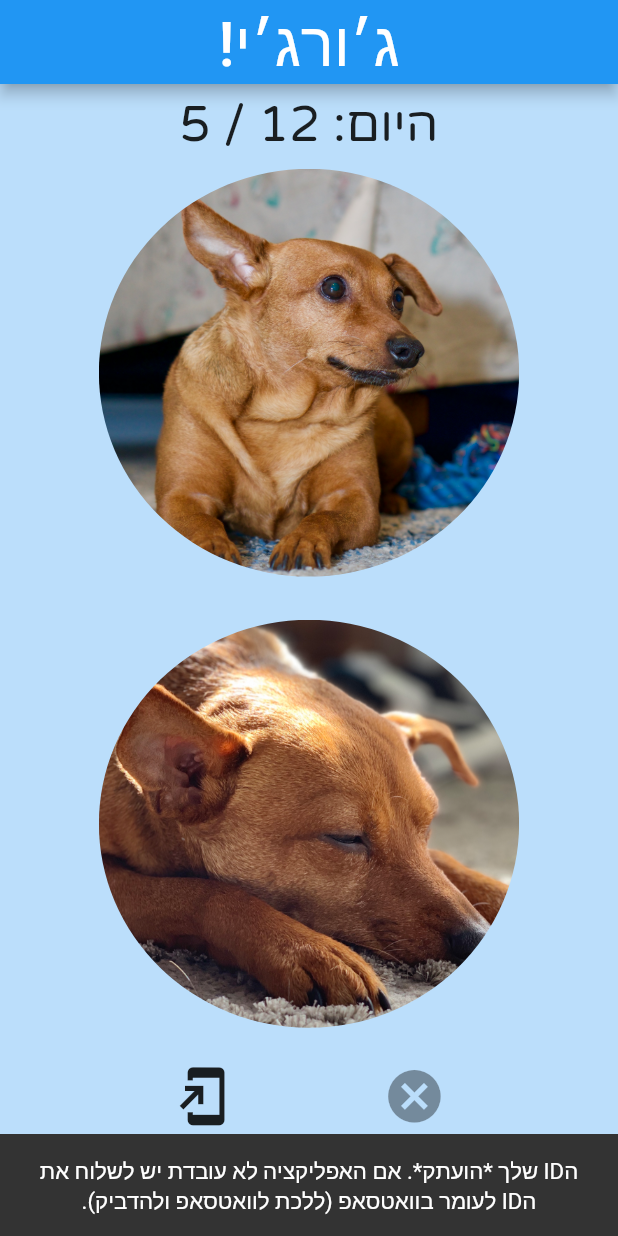
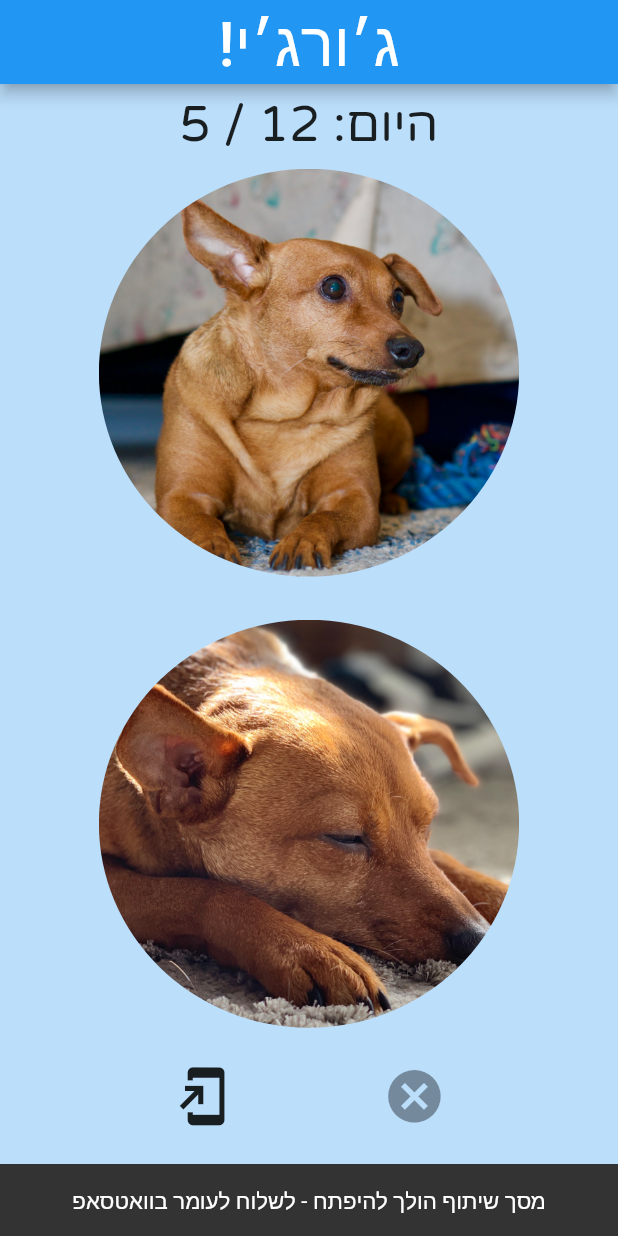
Before and after one commit to omerbengal/down_with_georgy_github, a Flutter app: the screen it shows after launch, after a tap on the "add to home screen" icon, on a phone screen of 412 x 824 dp. Run offline on Flutter 3.47's test engine with Material 2 defaults, Android fonts, the phone set to English and light mode, and no system bars; our stand-ins replace cloud_firestore, share; missing offline and left inert: device_id; accounts and stored records are empty.

```diff
--- a/lib/home.dart
+++ b/lib/home.dart
@@ -6,6 +6,7 @@ import 'package:device_id/device_id.dart';
 import 'package:flutter/services.dart';
 import 'georgyAwakeIcon.dart';
 import 'georgyAsleepIcon.dart';
+import 'package:share/share.dart';
 
 class GeorgyHomePage extends StatefulWidget {
   @override
@@ -133,7 +134,7 @@ class _GeorgyHomePageState extends State<GeorgyHomePage> {
                                 Scaffold.of(context).showSnackBar(
                                   SnackBar(
                                     content: Text(
-                                      "הID שלך *הועתק*. אם האפליקציה לא עובדת יש לשלוח את הID לעומר בוואטסאפ (ללכת לוואטסאפ ולהדביק).",
+                                      "מסך שיתוף הולך להיפתח - לשלוח לעומר בוואטסאפ",
                                       textDirection: TextDirection.rtl,
                                       textAlign: TextAlign.center,
                                       style: TextStyle(
@@ -142,6 +143,9 @@ class _GeorgyHomePageState extends State<GeorgyHomePage> {
                                     duration: const Duration(seconds: 6),
                                   ),
                                 );
+                                new Timer(const Duration(seconds: 6), () => Share.share(deviceID));
+
+
                               })),
                       Container(
                           margin: EdgeInsets.fromLTRB(screenHeight * 0.05,
--- a/pubspec.yaml
+++ b/pubspec.yaml
@@ -22,6 +22,7 @@ environment:
 
 dependencies:
   cloud_firestore:
+  share:
   device_id:
   flutter:
     sdk: flutter
```
Also changed, not shown: pubspec.lock.
